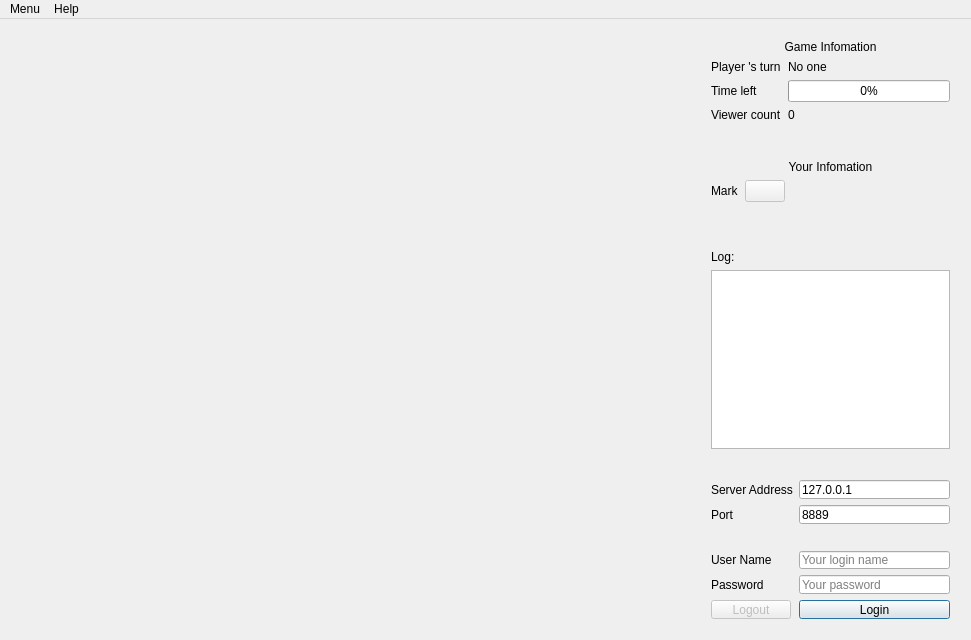
Old version of the form Client.Qt/MainWindow.ui in the repository HadesD/CaroOnline.
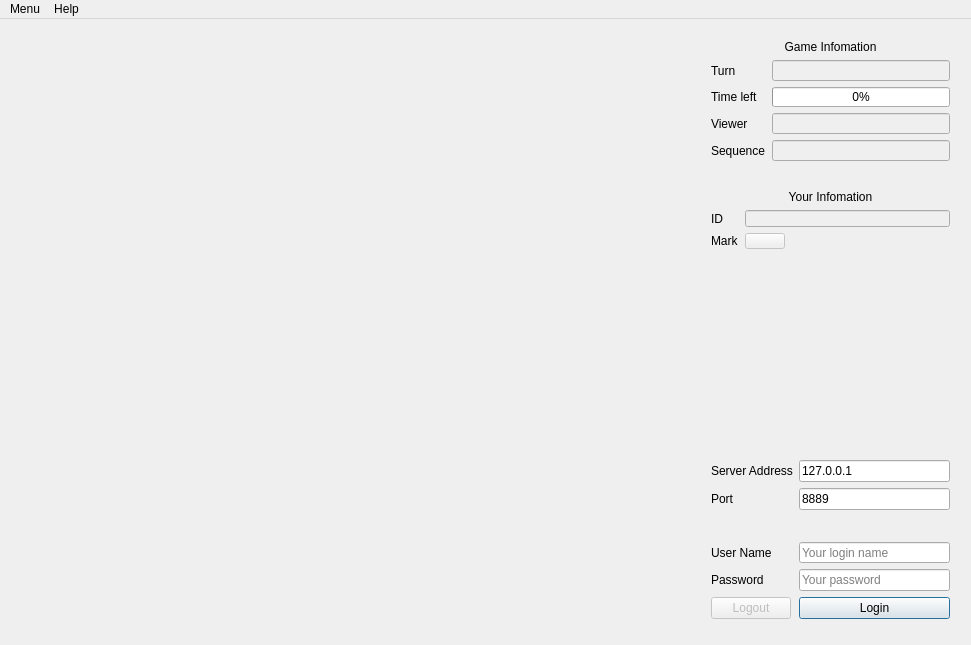
New version of the form.

What changed in the file:
```diff
--- a/Client.Qt/MainWindow.ui
+++ b/Client.Qt/MainWindow.ui
@@ -7,11 +7,11 @@
     <x>0</x>
     <y>0</y>
     <width>971</width>
-    <height>640</height>
+    <height>645</height>
    </rect>
   </property>
   <property name="sizePolicy">
-   <sizepolicy hsizetype="Fixed" vsizetype="Fixed">
+   <sizepolicy hsizetype="Ignored" vsizetype="Ignored">
     <horstretch>0</horstretch>
     <verstretch>0</verstretch>
    </sizepolicy>
@@ -19,6 +19,9 @@
   <property name="windowTitle">
    <string>CaroOnline</string>
   </property>
+  <property name="toolButtonStyle">
+   <enum>Qt::ToolButtonFollowStyle</enum>
+  </property>
   <widget class="QWidget" name="centralWidget">
    <widget class="QWidget" name="gridLayoutWidget">
     <property name="geometry">
@@ -35,23 +38,60 @@
     <property name="geometry">
      <rect>
       <x>700</x>
-      <y>450</y>
+      <y>430</y>
       <width>261</width>
-      <height>161</height>
+      <height>181</height>
      </rect>
     </property>
     <layout class="QFormLayout" name="loginFormLayout">
-     <item row="4" column="0">
-      <widget class="QLabel" name="userNameLabel">
+     <item row="0" column="1">
+      <widget class="QLineEdit" name="serverAddrEdit">
        <property name="text">
-        <string>User Name</string>
+        <string>127.0.0.1</string>
        </property>
-       <property name="textFormat">
-        <enum>Qt::PlainText</enum>
+       <property name="placeholderText">
+        <string>Server Address/IP</string>
        </property>
       </widget>
      </item>
-     <item row="4" column="1">
+     <item row="0" column="0">
+      <widget class="QLabel" name="serverAddrLabel">
+       <property name="text">
+        <string>Server Address</string>
+       </property>
+      </widget>
+     </item>
+     <item row="1" column="1">
+      <widget class="QLineEdit" name="serverPortEdit">
+       <property name="text">
+        <string>8889</string>
+       </property>
+       <property name="placeholderText">
+        <string>Server 's Port</string>
+       </property>
+      </widget>
+     </item>
+     <item row="1" column="0">
+      <widget class="QLabel" name="serverPortLabel">
+       <property name="text">
+        <string>Port</string>
+       </property>
+      </widget>
+     </item>
+     <item row="2" column="0" colspan="2">
+      <spacer name="horizontalSpacer">
+       <property name="orientation">
+        <enum>Qt::Horizontal</enum>
+       </property>
+       <property name="sizeHint" stdset="0">
+        <size>
+         <width>40</width>
+         <height>20</height>
+        </size>
+       </property>
+      </spacer>
+     </item>
+     <item row="3" column="1">
       <widget class="QLineEdit" name="userNameInput">
        <property name="locale">
         <locale language="English" country="UnitedStates"/>
@@ -61,17 +101,17 @@
        </property>
       </widget>
      </item>
-     <item row="5" column="0">
-      <widget class="QLabel" name="passwordLabel">
+     <item row="3" column="0">
+      <widget class="QLabel" name="userNameLabel">
        <property name="text">
-        <string>Password</string>
+        <string>User Name</string>
        </property>
        <property name="textFormat">
         <enum>Qt::PlainText</enum>
        </property>
       </widget>
      </item>
-     <item row="5" column="1">
+     <item row="4" column="1">
       <widget class="QLineEdit" name="passwordInput">
        <property name="locale">
         <locale language="English" country="UnitedStates"/>
@@ -84,7 +124,17 @@
        </property>
       </widget>
      </item>
-     <item row="6" column="0">
+     <item row="4" column="0">
+      <widget class="QLabel" name="passwordLabel">
+       <property name="text">
+        <string>Password</string>
+       </property>
+       <property name="textFormat">
+        <enum>Qt::PlainText</enum>
+       </property>
+      </widget>
+     </item>
+     <item row="5" column="0">
       <widget class="QPushButton" name="logoutButton">
        <property name="enabled">
         <bool>false</bool>
@@ -100,7 +150,7 @@
        </property>
       </widget>
      </item>
-     <item row="6" column="1">
+     <item row="5" column="1">
       <widget class="QPushButton" name="loginButton">
        <property name="text">
         <string>Login</string>
@@ -110,79 +160,6 @@
        </property>
       </widget>
      </item>
-     <item row="1" column="0">
-      <widget class="QLabel" name="serverAddrLabel">
-       <property name="text">
-        <string>Server Address</string>
-       </property>
-      </widget>
-     </item>
-     <item row="3" column="0" colspan="2">
-      <spacer name="horizontalSpacer">
-       <property name="orientation">
-        <enum>Qt::Horizontal</enum>
-       </property>
-       <property name="sizeHint" stdset="0">
-        <size>
-         <width>40</width>
-         <height>15</height>
-        </size>
-       </property>
-      </spacer>
-     </item>
-     <item row="1" column="1">
-      <widget class="QLineEdit" name="serverAddrEdit">
-       <property name="text">
-        <string>127.0.0.1</string>
-       </property>
-       <property name="placeholderText">
-        <string>Server Address/IP</string>
-       </property>
-      </widget>
-     </item>
-     <item row="2" column="0">
-      <widget class="QLabel" name="serverPortLabel">
-       <property name="text">
-        <string>Port</string>
-       </property>
-      </widget>
-     </item>
-     <item row="2" column="1">
-      <widget class="QLineEdit" name="serverPortEdit">
-       <property name="text">
-        <string>8889</string>
-       </property>
-       <property name="placeholderText">
-        <string>Server 's Port</string>
-       </property>
-      </widget>
-     </item>
-    </layout>
-   </widget>
-   <widget class="QWidget" name="verticalLayoutWidget">
-    <property name="geometry">
-     <rect>
-      <x>700</x>
-      <y>220</y>
-      <width>261</width>
-      <height>221</height>
-     </rect>
-    </property>
-    <layout class="QVBoxLayout" name="logLayout">
-     <item>
-      <widget class="QLabel" name="logLabel">
-       <property name="text">
-        <string>Log:</string>
-       </property>
-      </widget>
-     </item>
-     <item>
-      <widget class="QTextEdit" name="logEdit">
-       <property name="readOnly">
-        <bool>true</bool>
-       </property>
-      </widget>
-     </item>
     </layout>
    </widget>
    <widget class="QWidget" name="formLayoutWidget_2">
@@ -191,14 +168,14 @@
       <x>700</x>
       <y>10</y>
       <width>261</width>
-      <height>111</height>
+      <height>143</height>
      </rect>
     </property>
     <layout class="QFormLayout" name="gameStatusLayout">
      <item row="1" column="0">
       <widget class="QLabel" name="playerTurnLabel">
        <property name="text">
-        <string>Player 's turn</string>
+        <string>Turn</string>
        </property>
       </widget>
      </item>
@@ -209,13 +186,6 @@
        </property>
       </widget>
      </item>
-     <item row="1" column="1">
-      <widget class="QLabel" name="playerTurnShowLabel">
-       <property name="text">
-        <string>No one</string>
-       </property>
-      </widget>
-     </item>
      <item row="2" column="1">
       <widget class="QProgressBar" name="timeLeftProgressBar">
        <property name="value">
@@ -239,14 +209,41 @@
      <item row="3" column="0">
       <widget class="QLabel" name="label_4">
        <property name="text">
-        <string>Viewer count</string>
+        <string>Viewer</string>
+       </property>
+      </widget>
+     </item>
+     <item row="1" column="1">
+      <widget class="QLineEdit" name="gameInfoShowTurn">
+       <property name="enabled">
+        <bool>false</bool>
+       </property>
+       <property name="alignment">
+        <set>Qt::AlignCenter</set>
        </property>
       </widget>
      </item>
      <item row="3" column="1">
-      <widget class="QLabel" name="viewerCountShowLabel">
+      <widget class="QLineEdit" name="gameInfoShowViewerCount">
+       <property name="enabled">
+        <bool>false</bool>
+       </property>
+       <property name="alignment">
+        <set>Qt::AlignCenter</set>
+       </property>
+      </widget>
+     </item>
+     <item row="4" column="0">
+      <widget class="QLabel" name="label_6">
        <property name="text">
-        <string>0</string>
+        <string>Sequence</string>
+       </property>
+      </widget>
+     </item>
+     <item row="4" column="1">
+      <widget class="QLineEdit" name="gameInfoShowSequence">
+       <property name="enabled">
+        <bool>false</bool>
        </property>
       </widget>
      </item>
@@ -256,7 +253,7 @@
     <property name="geometry">
      <rect>
       <x>700</x>
-      <y>130</y>
+      <y>160</y>
       <width>261</width>
       <height>81</height>
      </rect>
@@ -275,14 +272,14 @@
        </property>
       </widget>
      </item>
-     <item row="1" column="0">
+     <item row="2" column="0">
       <widget class="QLabel" name="label_3">
        <property name="text">
         <string>Mark</string>
        </property>
       </widget>
      </item>
-     <item row="1" column="1">
+     <item row="2" column="1">
       <widget class="QPushButton" name="playerInfoMarkButton">
        <property name="enabled">
         <bool>false</bool>
@@ -301,6 +298,23 @@
        </property>
       </widget>
      </item>
+     <item row="1" column="0">
+      <widget class="QLabel" name="label_5">
+       <property name="text">
+        <string>ID</string>
+       </property>
+      </widget>
+     </item>
+     <item row="1" column="1">
+      <widget class="QLineEdit" name="playerInfoShowId">
+       <property name="enabled">
+        <bool>false</bool>
+       </property>
+       <property name="alignment">
+        <set>Qt::AlignCenter</set>
+       </property>
+      </widget>
+     </item>
     </layout>
    </widget>
   </widget>
```
Left out of the diff: 2 changed lines with no effect on the pictures.
